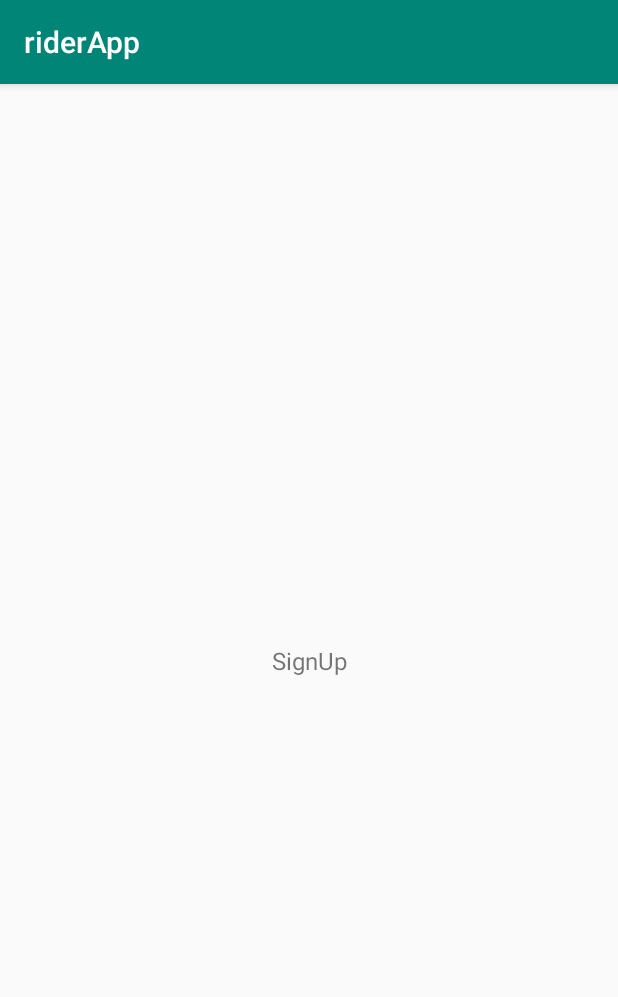
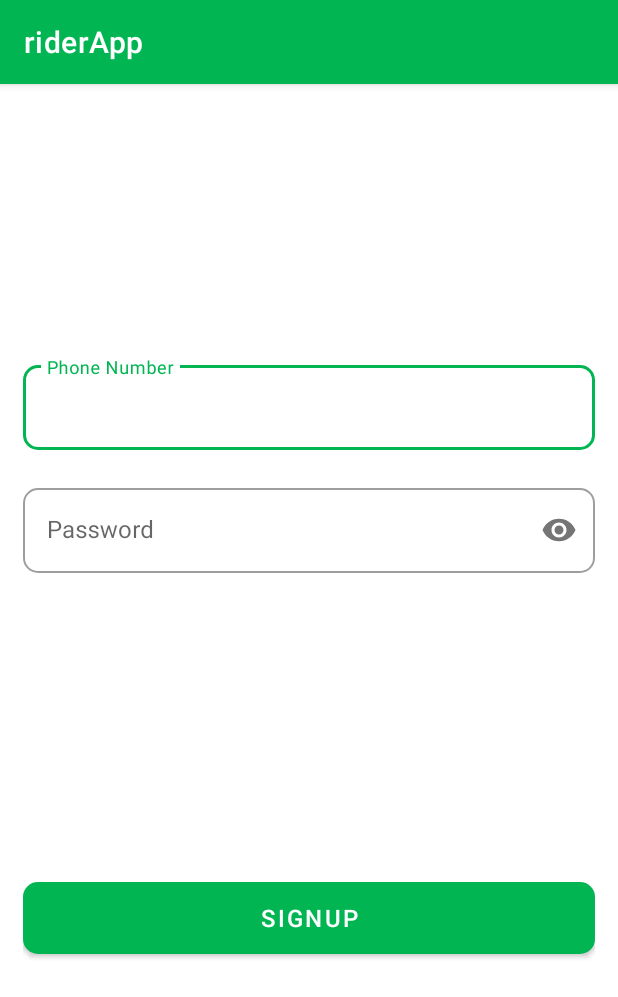
Before and after one commit to UzairAhmed7623/riderApp, an Android app: the LoginActivity screen opened directly, with no data from a screen before it, after a tap on "Don't have an account? SignUp", on a phone screen of 412 x 824 dp. Shown: the top 997 px of the screen. Run offline under Robolectric (Android 15) with nearby library versions, the phone set to English and light mode, and no system bars; our stand-ins replace Firebase (no records; nobody signed in at launch, a user with empty details on screens opened directly).

Commit message:
Commit 4!

```diff
--- a/app/build.gradle
+++ b/app/build.gradle
@@ -34,13 +34,14 @@ dependencies {
     androidTestImplementation 'androidx.test.ext:junit:1.1.2'
     androidTestImplementation 'androidx.test.espresso:espresso-core:3.3.0'
 
-
     implementation 'com.google.firebase:firebase-firestore:22.0.1'
     implementation 'com.google.android.gms:play-services-location:17.1.0'
     implementation 'com.google.android.gms:play-services-auth:19.0.0'
     implementation 'com.google.android.gms:play-services-maps:17.0.0'
     implementation 'com.google.maps.android:android-maps-utils:2.2.0'
-    implementation 'com.google.firebase:firebase-auth:20.0.1'
+    implementation platform('com.google.firebase:firebase-bom:26.3.0')
+    implementation 'com.google.firebase:firebase-auth:20.0.2'
+    implementation 'androidx.browser:browser:1.3.0'
     implementation 'com.google.firebase:firebase-database:19.6.0'
     implementation 'com.karumi:dexter:6.2.2'
     implementation 'com.google.android.material:material:1.2.1'
--- a/app/src/main/java/com/example/dashboard1/SignUp.java
+++ b/app/src/main/java/com/example/dashboard1/SignUp.java
@@ -1,14 +1,48 @@
 package com.example.dashboard1;
 
+import android.content.Intent;
 import android.os.Bundle;
+import android.util.Log;
+import android.view.View;
+import android.widget.Button;
 
 import androidx.appcompat.app.AppCompatActivity;
 
+import com.google.android.material.textfield.TextInputEditText;
+import com.google.android.material.textfield.TextInputLayout;
+
 public class SignUp extends AppCompatActivity {
+
+    private TextInputLayout etPhoneNumber, etPassword;
+    private Button btnSignUp;
 
     @Override
     protected void onCreate(Bundle savedInstanceState) {
         super.onCreate(savedInstanceState);
         setContentView(R.layout.activity_sign_up);
+
+        etPhoneNumber = (TextInputLayout) findViewById(R.id.etPhoneNumber);
+        etPassword =  (TextInputLayout) findViewById(R.id.etPassword);
+        btnSignUp = (Button) findViewById(R.id.btnSignUp);
+
+        btnSignUp.setOnClickListener(new View.OnClickListener() {
+            @Override
+            public void onClick(View view) {
+
+                String phone_number = etPhoneNumber.getEditText().getText().toString();
+                String password = etPassword.getEditText().getText().toString();
+
+                if (etPhoneNumber.getEditText().getText().toString().isEmpty()) {
+                    etPhoneNumber.setError("Please write your email!");
+                }
+                else if (etPassword.getEditText().getText().toString().isEmpty()) {
+                    etPassword.setError("Please write your password!");
+                }
+
+                Intent intent = new Intent(SignUp.this, VerifyPhoneNumber.class);
+                intent.putExtra("phone_number", phone_number);
+                startActivity(intent);
+            }
+        });
     }
 }
--- a/app/src/main/java/com/example/dashboard1/SplashScreen.java
+++ b/app/src/main/java/com/example/dashboard1/SplashScreen.java
@@ -12,8 +12,8 @@ import android.widget.TextView;
 
 public class SplashScreen extends AppCompatActivity {
 
-    Animation anim;
-    TextView textView;
+    private Animation anim;
+    private TextView textView;
 
     @Override
     protected void onCreate(Bundle savedInstanceState) {
@@ -31,7 +31,7 @@ public class SplashScreen extends AppCompatActivity {
 
             @Override
             public void onAnimationEnd(Animation animation) {
-                Intent intent = new Intent(SplashScreen.this, MainActivity.class);
+                Intent intent = new Intent(SplashScreen.this, LoginActivity.class);
                 startActivity(intent);
                 finish();
             }
--- a/app/src/main/res/drawable/ic_round_email_24.xml
+++ /dev/null
@@ -1,5 +0,0 @@
-<vector android:height="30dp" android:tint="#FFFFFF"
-    android:viewportHeight="24" android:viewportWidth="24"
-    android:width="30dp" xmlns:android="http://schemas.android.com/apk/res/android">
-    <path android:fillColor="@android:color/white" android:pathData="M20,4L4,4c-1.1,0 -1.99,0.9 -1.99,2L2,18c0,1.1 0.9,2 2,2h16c1.1,0 2,-0.9 2,-2L22,6c0,-1.1 -0.9,-2 -2,-2zM19.6,8.25l-7.07,4.42c-0.32,0.2 -0.74,0.2 -1.06,0L4.4,8.25c-0.25,-0.16 -0.4,-0.43 -0.4,-0.72 0,-0.67 0.73,-1.07 1.3,-0.72L12,11l6.7,-4.19c0.57,-0.35 1.3,0.05 1.3,0.72 0,0.29 -0.15,0.56 -0.4,0.72z"/>
-</vector>
--- a/app/src/main/res/layout/activity_login.xml
+++ b/app/src/main/res/layout/activity_login.xml
@@ -81,10 +81,10 @@
         android:height="50dp"
         android:background="@drawable/signin"
         android:backgroundTint="#E200B552"
-        android:drawableLeft="@drawable/ic_round_email_24"
+        android:drawableLeft="@drawable/phone"
         android:drawablePadding="10dp"
-        android:hint="@string/prompt_email"
-        android:inputType="textEmailAddress"
+        android:hint="@string/prompt_phone_number"
+        android:inputType="phone"
         android:textColor="@android:color/white"
         android:textColorHint="@android:color/white"
         app:layout_constraintBottom_toBottomOf="parent"
--- a/app/src/main/res/layout/activity_sign_up.xml
+++ b/app/src/main/res/layout/activity_sign_up.xml
@@ -1,19 +1,75 @@
 <?xml version="1.0" encoding="utf-8"?>
-<androidx.constraintlayout.widget.ConstraintLayout xmlns:android="http://schemas.android.com/apk/res/android"
+<androidx.constraintlayout.widget.ConstraintLayout
+    xmlns:android="http://schemas.android.com/apk/res/android"
     xmlns:app="http://schemas.android.com/apk/res-auto"
     xmlns:tools="http://schemas.android.com/tools"
     android:layout_width="match_parent"
     android:layout_height="match_parent"
     tools:context=".SignUp">
 
-    <TextView
-        android:layout_width="wrap_content"
+    <LinearLayout
+        android:layout_width="match_parent"
         android:layout_height="wrap_content"
-        android:text="SignUp"
-        android:textSize="16dp"
+        android:orientation="vertical"
+        android:layout_marginStart="15dp"
+        android:layout_marginEnd="15dp"
         app:layout_constraintBottom_toBottomOf="parent"
         app:layout_constraintEnd_toEndOf="parent"
         app:layout_constraintStart_toStartOf="parent"
-        app:layout_constraintTop_toTopOf="parent" />
+        app:layout_constraintTop_toTopOf="parent">
+
+            <com.google.android.material.textfield.TextInputLayout
+                android:id="@+id/etPhoneNumber"
+                android:layout_width="match_parent"
+                android:layout_height="wrap_content"
+                android:layout_marginBottom="10dp"
+                app:boxCornerRadiusTopEnd="10dp"
+                app:boxCornerRadiusBottomStart="10dp"
+                app:boxCornerRadiusBottomEnd="10dp"
+                app:boxCornerRadiusTopStart="10dp"
+                style="@style/Widget.MaterialComponents.TextInputLayout.OutlinedBox">
+
+                <EditText
+                    android:layout_width="match_parent"
+                    android:layout_height="wrap_content"
+                    android:inputType="phone"
+                    android:hint="Phone Number"/>
+
+            </com.google.android.material.textfield.TextInputLayout>
+
+            <com.google.android.material.textfield.TextInputLayout
+                android:id="@+id/etPassword"
+                android:layout_width="match_parent"
+                android:layout_height="wrap_content"
+                app:boxCornerRadiusTopEnd="10dp"
+                app:boxCornerRadiusBottomStart="10dp"
+                app:boxCornerRadiusBottomEnd="10dp"
+                app:boxCornerRadiusTopStart="10dp"
+                android:layout_marginTop="10dp"
+                android:hint="Password"
+                app:passwordToggleEnabled="true"
+                style="@style/Widget.MaterialComponents.TextInputLayout.OutlinedBox">
+
+                <EditText
+                    android:layout_width="match_parent"
+                    android:layout_height="wrap_content"
+                    android:inputType="numberPassword"
+                    android:textSize="16dp" />
+
+            </com.google.android.material.textfield.TextInputLayout>
+
+        <com.google.android.material.button.MaterialButton
+            android:id="@+id/btnSignUp"
+            android:layout_width="match_parent"
+            android:layout_height="60dp"
+            android:text="SignUp"
+            android:textSize="16dp"
+            android:layout_gravity="center"
+            android:layout_marginTop="200dp"
+            app:cornerRadius="10dp"
+            style="@style/Widget.MaterialComponents.Button" />
+
+    </LinearLayout>
+
 
 </androidx.constraintlayout.widget.ConstraintLayout>
--- a/app/src/main/res/values/strings.xml
+++ b/app/src/main/res/values/strings.xml
@@ -1,6 +1,6 @@
 <resources>
     <string name="app_name">riderApp</string>
-    <string name="prompt_email">Email</string>
+    <string name="prompt_phone_number">Phone Number</string>
     <string name="prompt_password">Password</string>
     <string name="action_sign_in">Sign in</string>
 
--- a/app/src/main/res/values/styles.xml
+++ b/app/src/main/res/values/styles.xml
@@ -1,13 +1,13 @@
 <resources>
 
     <!-- Base application theme. -->
-    <style name="AppTheme" parent="Theme.AppCompat.Light.DarkActionBar">
+    <style name="AppTheme" parent="Theme.MaterialComponents.DayNight.DarkActionBar">
         <!-- Customize your theme here. -->
 
         <item name="bottomSheetDialogTheme">@style/AppBottomSheetDialogTheme</item>
 
 
-        <item name="colorPrimary">@color/colorPrimary</item>
+        <item name="colorPrimary">@color/myColor</item>
         <item name="colorPrimaryDark">#00B552</item>
         <item name="colorAccent">#FFFFFF</item>
     </style>
```
Also changed, not shown: app/src/main/AndroidManifest.xml (+10 -7 lines), app/src/main/java/com/example/dashboard1/VerifyPhoneNumber.java (added, +108 -0 lines), app/src/main/res/drawable/circle_image.xml (+6 -1 lines), app/src/main/res/drawable/signup_edittext_shape.xml (added, +12 -0 lines), app/src/main/res/layout/activity_profile.xml (+8 -9 lines), app/src/main/res/layout/activity_verify_phone_number.xml (added, +65 -0 lines).
